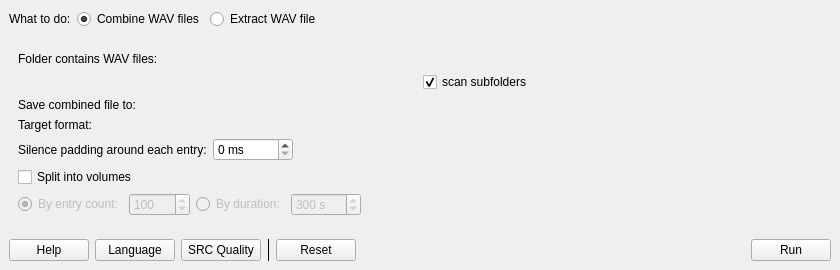
shine5402/KiraWavTar, file src/ui/MainWindow.ui: the form before one commit.
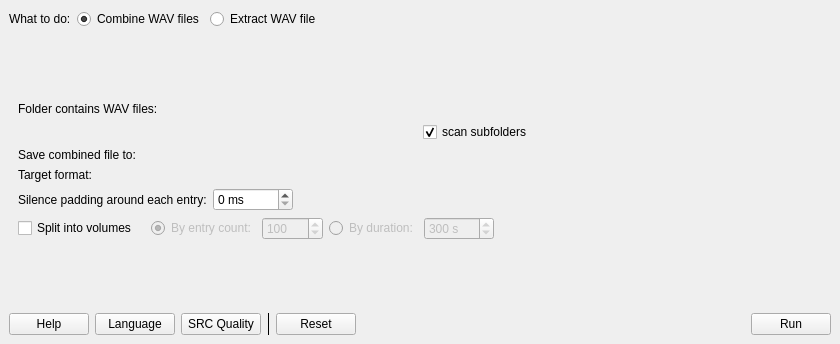
The form after the commit. Custom widgets are drawn as their Qt base class.

```diff
--- a/src/ui/MainWindow.ui
+++ b/src/ui/MainWindow.ui
@@ -7,7 +7,7 @@
     <x>0</x>
     <y>0</y>
     <width>840</width>
-    <height>270</height>
+    <height>344</height>
    </rect>
   </property>
   <property name="sizePolicy">
@@ -147,21 +147,22 @@
            </widget>
           </item>
           <item>
-           <spacer name="volumeCheckSpacer">
+           <spacer name="horizontalSpacer_5">
             <property name="orientation">
              <enum>Qt::Orientation::Horizontal</enum>
             </property>
+            <property name="sizeType">
+             <enum>QSizePolicy::Policy::Fixed</enum>
+            </property>
             <property name="sizeHint" stdset="0">
              <size>
-              <width>40</width>
-              <height>20</height>
+              <width>8</width>
+              <height>1</height>
              </size>
             </property>
            </spacer>
           </item>
-         </layout>
-        </item>
-        <item row="7" column="0" colspan="2">
+          <item>
          <widget class="QWidget" name="combineVolumeOptionsWidget" native="true">
           <property name="enabled">
            <bool>false</bool>
@@ -234,8 +235,11 @@
              </property>
             </widget>
            </item>
+            </layout>
+           </widget>
+          </item>
            <item>
-            <spacer name="volumeOptionsSpacer">
+           <spacer name="volumeCheckSpacer">
              <property name="orientation">
               <enum>Qt::Orientation::Horizontal</enum>
              </property>
@@ -248,7 +252,6 @@
             </spacer>
            </item>
           </layout>
-         </widget>
         </item>
         <item row="8" column="0" colspan="2">
          <spacer name="verticalSpacer_2">
```
Left out of the diff: 2 changed lines with no effect on the pictures. Lines whose indentation alone changed are shown as unchanged.
